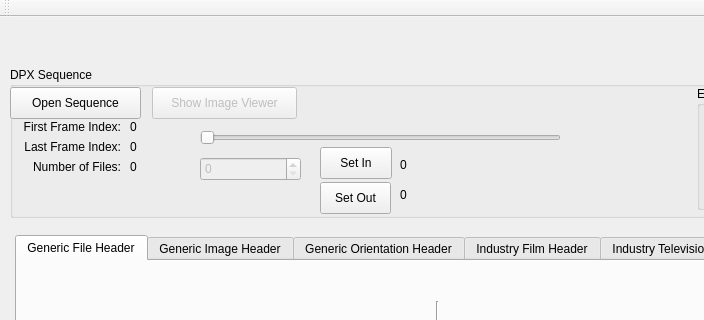
Before: the Qt Designer form DPX_Metadata_Editor/mainwindow.ui in ColorlabMD/DPX_Metadata_Editor, drawn with Qt 5; both pictures show x 0 to 704 and y 0 to 320 of the 1029 by 785 pixel window.
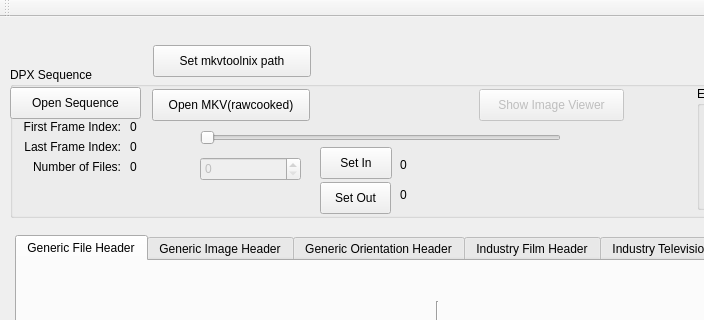
After: the same form once the commit is applied. Icons and pictures are not drawn.

What changed in the file:
```diff
--- a/DPX_Metadata_Editor/mainwindow.ui
+++ b/DPX_Metadata_Editor/mainwindow.ui
@@ -2352,8 +2352,8 @@
      </property>
      <property name="geometry">
       <rect>
-       <x>142</x>
-       <y>20</y>
+       <x>469</x>
+       <y>22</y>
        <width>145</width>
        <height>32</height>
       </rect>
@@ -2420,6 +2420,19 @@
       <string>0</string>
      </property>
     </widget>
+    <widget class="QPushButton" name="openSequenc_BTN_2">
+     <property name="geometry">
+      <rect>
+       <x>142</x>
+       <y>22</y>
+       <width>158</width>
+       <height>32</height>
+      </rect>
+     </property>
+     <property name="text">
+      <string>Open MKV(rawcooked)</string>
+     </property>
+    </widget>
    </widget>
    <widget class="QLabel" name="current_file_label">
     <property name="geometry">
@@ -2479,6 +2492,19 @@
      <bool>true</bool>
     </property>
    </widget>
+   <widget class="QPushButton" name="mkvtoolnixpath_button">
+    <property name="geometry">
+     <rect>
+      <x>153</x>
+      <y>28</y>
+      <width>158</width>
+      <height>32</height>
+     </rect>
+    </property>
+    <property name="text">
+     <string>Set mkvtoolnix path</string>
+    </property>
+   </widget>
   </widget>
   <widget class="QToolBar" name="mainToolBar">
    <attribute name="toolBarArea">
```
